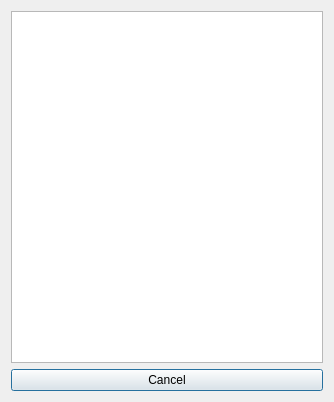
Old version of the form source/gui/panconvert_diag_toformat.ui in the repository apaeffgen/PanConvert.
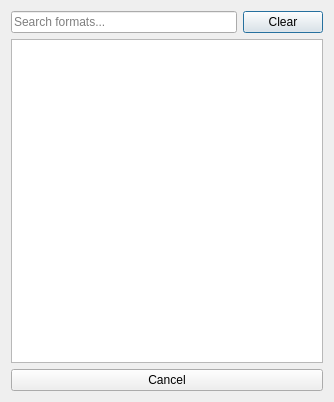
New version of the form.

Commit message: Version: 0.3.4 - Search Dialog for from / to formats

Patch:
```diff
--- a/source/gui/panconvert_diag_toformat.ui
+++ b/source/gui/panconvert_diag_toformat.ui
@@ -24,8 +24,8 @@
   </property>
   <property name="minimumSize">
    <size>
-    <width>224</width>
-    <height>234</height>
+    <width>250</width>
+    <height>280</height>
    </size>
   </property>
   <property name="windowTitle">
@@ -41,18 +41,27 @@
    <property name="sizeConstraint">
     <enum>QLayout::SetNoConstraint</enum>
    </property>
-   <item row="1" column="0">
-    <layout class="QVBoxLayout" name="verticalLayout">
-     <item>
-      <widget class="QPushButton" name="ButtonCancel">
-       <property name="text">
-        <string>Cancel</string>
-       </property>
-      </widget>
-     </item>
-    </layout>
-   </item>
    <item row="0" column="0">
+    <layout class="QVBoxLayout" name="verticalLayout">
+     <item>
+      <layout class="QHBoxLayout" name="searchLayout">
+       <item>
+        <widget class="QLineEdit" name="searchInput">
+         <property name="placeholderText">
+          <string>Search formats...</string>
+         </property>
+        </widget>
+       </item>
+       <item>
+        <widget class="QPushButton" name="searchClearButton">
+         <property name="text">
+          <string>Clear</string>
+         </property>
+        </widget>
+       </item>
+      </layout>
+     </item>
+     <item>
     <widget class="QListWidget" name="formatList">
      <property name="minimumSize">
       <size>
@@ -67,6 +76,15 @@
       <bool>true</bool>
      </property>
     </widget>
+     </item>
+     <item>
+      <widget class="QPushButton" name="ButtonCancel">
+       <property name="text">
+        <string>Cancel</string>
+       </property>
+      </widget>
+     </item>
+    </layout>
    </item>
   </layout>
  </widget>
```
Lines whose indentation alone changed are shown as unchanged. The commit also changes 5 other files.
